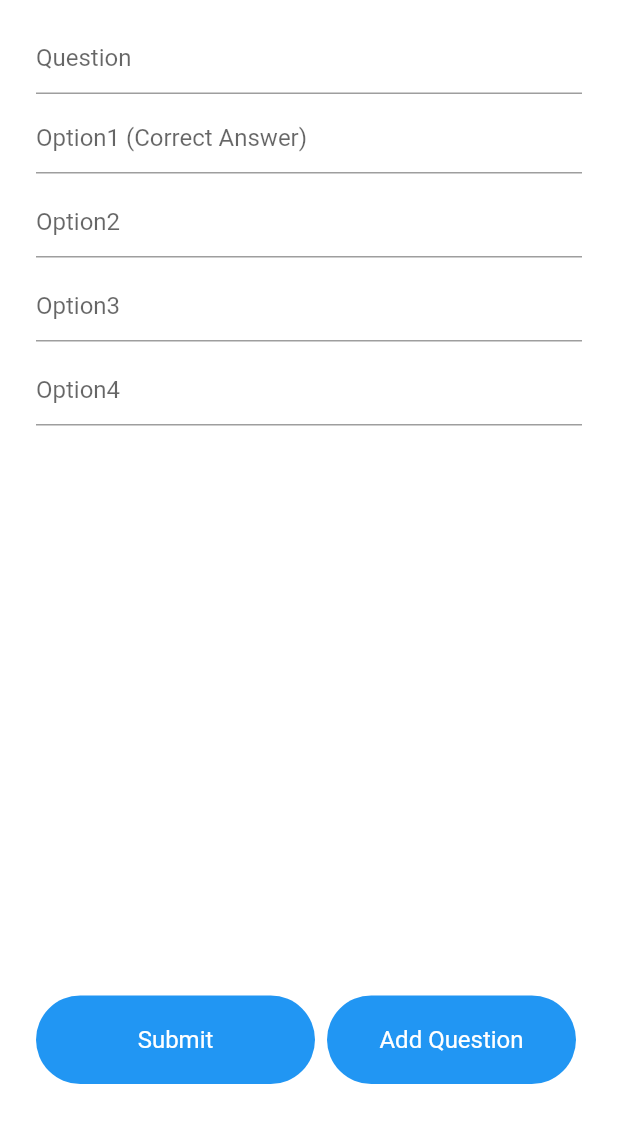
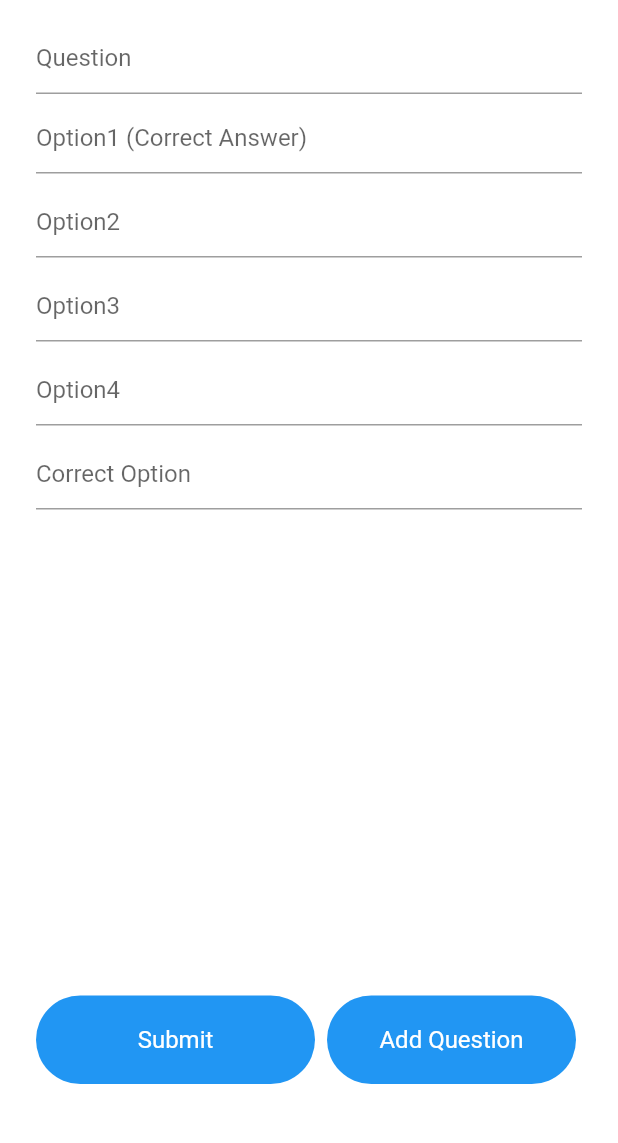
Before and after one commit to jaimit25/Adhikaar-A7-, a Flutter app: the AddQuestion screen opened directly with empty values, on a phone screen of 412 x 824 dp, the part 62-1205 px from its top. Run offline on Flutter 3.47's test engine with Material 2 defaults, Android fonts, the phone set to English and light mode, and no system bars; our stand-ins replace carousel_pro, carousel_slider, cloud_firestore, curved_navigation_bar, firebase_auth, firebase_core and 7 more; accounts and stored records are empty; network calls fail.

```diff
--- a/lib/tabs/add.dart
+++ b/lib/tabs/add.dart
@@ -1,3 +1,4 @@
+import 'package:Adhikaar/screens/addfeed.dart';
 import 'package:flutter/material.dart';
 
 class add extends StatefulWidget {
@@ -12,10 +13,7 @@ class _addState extends State<add> {
   }
 
   Widget Addfilesdesign() {
-    return Scaffold(
-
-
-    );
+    return EditProfile();
 
   }
 }
--- a/lib/views/add_question.dart
+++ b/lib/views/add_question.dart
@@ -17,7 +17,7 @@ class _AddQuestionState extends State<AddQuestion> {
 
   bool isLoading = false;
 
-  String question = "", option1 = "", option2 = "", option3 = "", option4 = "";
+  String question = "", option1 = "", option2 = "", option3 = "", option4 = "", correct = "";
 
   uploadQuizData() {
 
@@ -32,7 +32,8 @@ class _AddQuestionState extends State<AddQuestion> {
         "option1": option1,
         "option2": option2,
         "option3": option3,
-        "option4": option4
+        "option4": option4,
+        "correct": correct
       };
 
       print("${widget.quizId}");
@@ -42,6 +43,7 @@ class _AddQuestionState extends State<AddQuestion> {
         option2 = "";
         option3 = "";
         option4 = "";
+        correct = "";
         setState(() {
           isLoading = false;
         });
@@ -132,6 +134,16 @@ class _AddQuestionState extends State<AddQuestion> {
                     SizedBox(
                       height: 8,
                     ),
+                    TextFormField(
+                      validator: (val) => val.isEmpty ? "correct" : null,
+                      decoration: InputDecoration(hintText: "Correct Option"),
+                      onChanged: (val){
+                        correct = val;
+                      },
+                    ),
+                    SizedBox(
+                      height: 8,
+                    ),
                     Spacer(),
                     Row(
                       children: [
--- a/lib/views/quiz.dart
+++ b/lib/views/quiz.dart
@@ -148,7 +148,8 @@ class QuizTile extends StatelessWidget {
                             fontSize: 13,
                             color: Colors.white,
                             fontWeight: FontWeight.w500),
-                      )
+                      ),
+                      SizedBox(width: 10.0,)
                     ],
                   ),
                 ),
@@ -157,6 +158,8 @@ class QuizTile extends StatelessWidget {
           ),
         ),
       ),
+
     );
+
   }
 }
```
Also changed, not shown: lib/screens/addfeed.dart (added, +98 -0 lines), lib/views/quiz_play.dart (+1 -6 lines), pubspec.lock.
